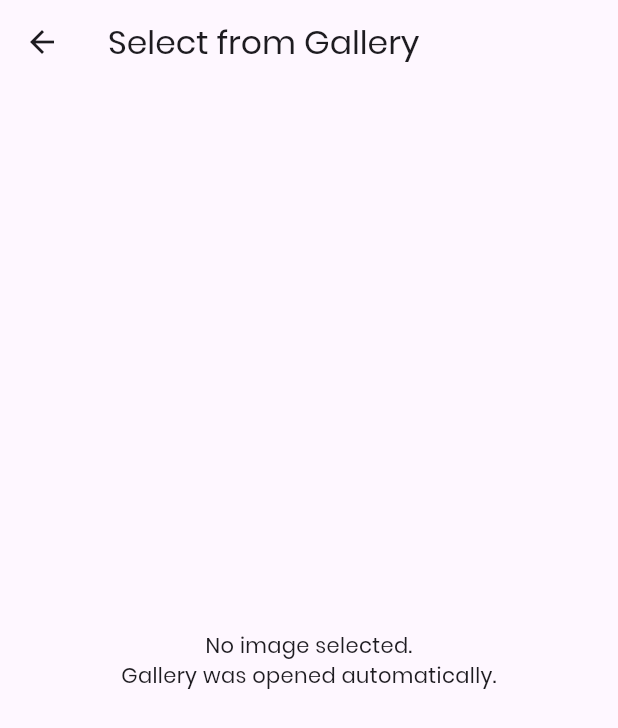
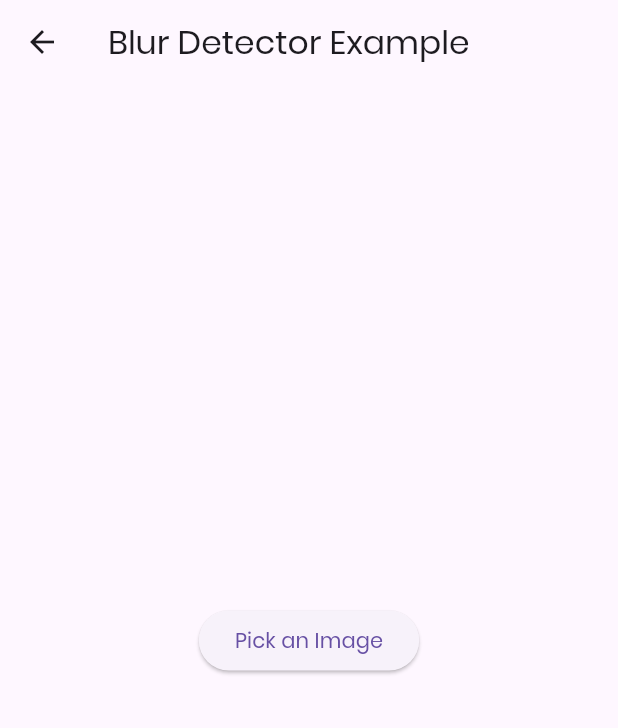
Before and after one commit to aliffirfan4523/padizdoctor, a Flutter app: the GalleryPicker screen opened directly, on a phone screen of 412 x 824 dp. Shown: the top 728 px of the screen. Run offline on Flutter 3.47's test engine with Material 3 defaults, Android fonts, the phone set to English and light mode, and no system bars; our stand-ins replace cloud_firestore, firebase_auth, firebase_core, google_sign_in, image_picker, shared_preferences and 1 more; missing offline and left inert: blur_detection; accounts and stored records are empty; network calls fail.

Commit message:
Add Firebase integration, update dependencies, and implement blur detection in gallery feature

```diff
--- a/lib/src/app.dart
+++ b/lib/src/app.dart
@@ -1,6 +1,7 @@
 import 'package:flutter/material.dart';
 import 'package:flutter_localizations/flutter_localizations.dart';
 import 'package:padizdoctor/l10n/app_localizations.dart';
+import 'package:padizdoctor/src/screens/signin_screen.dart';
 
 import 'core/app_fonts.dart';
 import 'homepage/homepage_screen.dart';
@@ -70,6 +71,7 @@ class MyApp extends StatelessWidget {
           routes: {
             "/intro": (_) => const IntroPage(),
             "/home": (_) => HomepageView(), // your existing homepage
+            '/login': (_) => SignInScreen(context),
           },
 
           // Define a function to handle named routes in order to support
--- a/lib/src/camera_gallery/gallery.dart
+++ b/lib/src/camera_gallery/gallery.dart
@@ -1,5 +1,6 @@
 import 'dart:io';
 
+import 'package:blur_detection/blur_detection.dart';
 import 'package:flutter/material.dart';
 import 'package:image_picker/image_picker.dart';
 
@@ -11,37 +12,51 @@ class GalleryPicker extends StatefulWidget {
 }
 
 class _GalleryPickerState extends State<GalleryPicker> {
-  XFile? _image;
+  final ImagePicker _picker = ImagePicker(); // Initialize the picker
+  File? _image;
+  String _result = '';
 
-  @override
-  void initState() {
-    super.initState();
-    _openGallery();
-  }
+  Future<void> _pickImage() async {
+    final XFile? image = await _picker.pickImage(source: ImageSource.gallery);
 
-  Future<void> _openGallery() async {
-    final picker = ImagePicker();
-    final picked = await picker.pickImage(source: ImageSource.gallery);
+    if (image != null) {
+      File file = File(image.path);
 
-    setState(() {
-      _image = picked;
-    });
+      // This package returns true if blurred, false if clear
+      final bool isBlurred = await BlurDetectionService.isImageBlurred(file);
+
+      setState(() {
+        _image = file;
+        _result = isBlurred
+            ? "The image is blurry. Please retake."
+            : "The image is clear.";
+      });
+    }
   }
 
   @override
   Widget build(BuildContext context) {
     return Scaffold(
-      appBar: AppBar(title: const Text("Select from Gallery")),
+      appBar: AppBar(
+        title: const Text('Blur Detector Example'),
+      ),
       body: Center(
-        child: _image == null
-            ? const Text(
-                "No image selected.\nGallery was opened automatically.",
-                textAlign: TextAlign.center,
-              )
-            : Image.file(
-                File(_image!.path),
-                width: 250,
-              ),
+        child: Column(
+          mainAxisAlignment: MainAxisAlignment.center,
+          children: <Widget>[
+            if (_image != null) Image.file(_image!, height: 500),
+            const SizedBox(height: 20),
+            ElevatedButton(
+              onPressed: _pickImage,
+              child: const Text('Pick an Image'),
+            ),
+            const SizedBox(height: 20),
+            Text(
+              _result,
+              style: const TextStyle(fontSize: 18),
+            ),
+          ],
+        ),
       ),
     );
   }
--- a/lib/src/homepage/homepage_screen.dart
+++ b/lib/src/homepage/homepage_screen.dart
@@ -1,5 +1,6 @@
 import 'package:flutter/material.dart';
 import 'package:padizdoctor/src/camera_gallery/gallery.dart';
+import 'package:padizdoctor/src/screens/auth_service.dart';
 import 'package:sidebarx/sidebarx.dart';
 
 import '../common_widget/sidebar.dart';
@@ -66,6 +67,8 @@ class _HomepageViewState extends State<HomepageView> {
                         onPressed: () {
                           // Add your logout logic here
                           Navigator.of(context).pop();
+                          AuthService.instance.signOut();
+                          Navigator.pushReplacementNamed(context, "/login");
                         },
                         icon: Icon(Icons.logout),
                         label: Text('Logout'),
--- a/pubspec.yaml
+++ b/pubspec.yaml
@@ -24,6 +24,7 @@ dependencies:
   firebase_auth: ^6.1.3
   google_sign_in: ^7.2.0
   cloud_firestore: ^6.1.1
+  blur_detection: ^1.0.0
 
 dev_dependencies:
   flutter_test:
```
Also changed, not shown: lib/src/intro/intro_page.dart (+13 -6 lines), lib/src/screens/auth_service.dart (+54 -4 lines), lib/src/screens/signin_screen.dart (+57 -23 lines), 5 other files.
